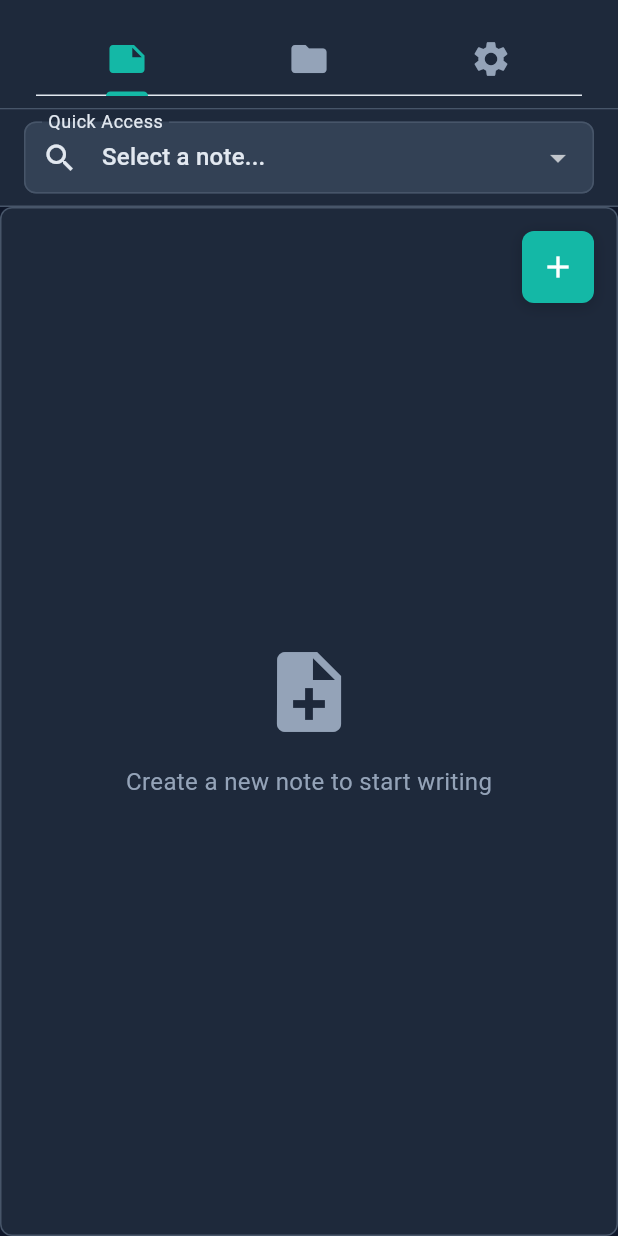
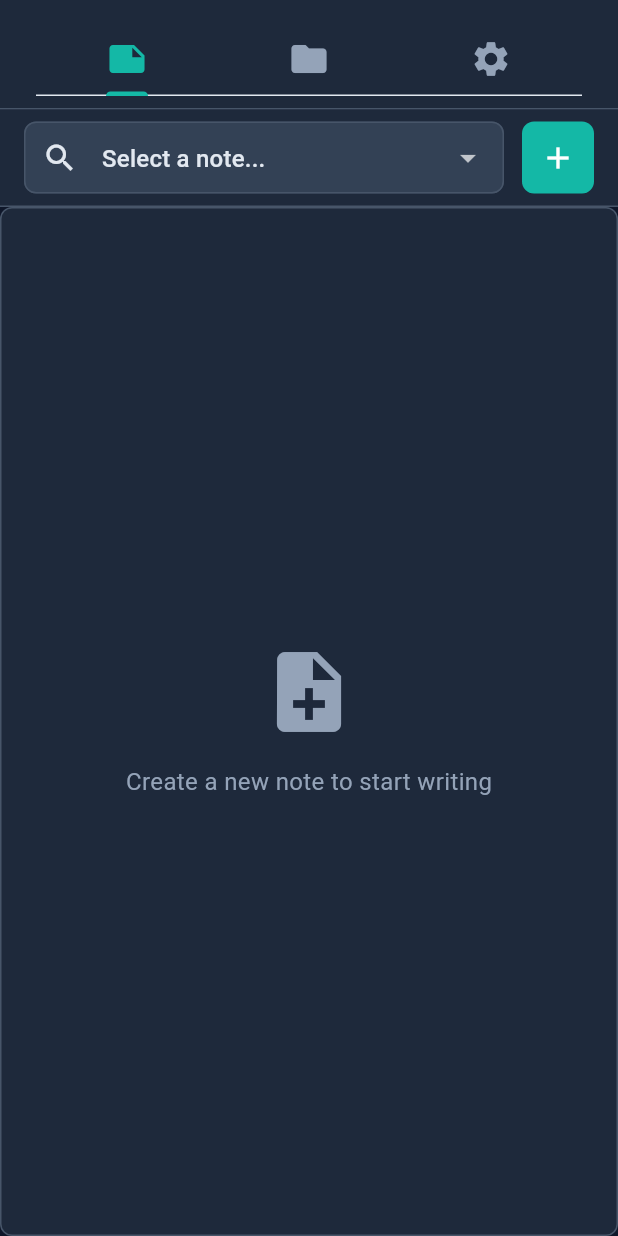
Before and after one commit to BenjaminViranin/northern-star, a Flutter app: the screen it shows after launch, on a phone screen of 412 x 824 dp. Run offline on Flutter 3.47's test engine with Material 3 defaults, Android fonts, the phone set to English and light mode, and no system bars; our stand-ins replace connectivity_plus, drift, equatable, file_picker, flutter_riverpod, rxdart and 2 more; missing offline and left inert: flutter_quill, sqlite3; accounts and stored records are empty; generated files the repository leaves out were written again.

Commit message:
Fix dropdown issues and add note management features
- Remove 'Quick Access' label from dropdown and move add button to same line
- Fix dropdown value validation to prevent 'exactly one item' error
- Add comprehensive note management menu (rename, move to group, delete)
- Create MoveNoteDialog for changing note categories
- Fix groups page navigation - clicking group cards now switches to notes tab with filter
- Improve UI layout with proper button positioning and spacing
- Add proper error handling and user feedback for all operations

```diff
--- /dev/null
+++ b/devtools_options.yaml
@@ -0,0 +1 @@
+extensions:
--- a/lib/presentation/widgets/groups_tab.dart
+++ b/lib/presentation/widgets/groups_tab.dart
@@ -42,7 +42,8 @@ class GroupsTab extends ConsumerWidget {
                           onTap: () {
                             // Set filter to this group and switch to notes tab
                             ref.read(selectedGroupProvider.notifier).state = group.id;
-                            // TODO: Switch to notes tab
+                            // Switch to notes tab
+                            DefaultTabController.of(context).animateTo(0);
                           },
                           child: Padding(
                             padding: const EdgeInsets.all(16),
--- a/lib/presentation/widgets/notes_tab.dart
+++ b/lib/presentation/widgets/notes_tab.dart
@@ -17,7 +17,7 @@ class NotesTab extends ConsumerWidget {
 
     return Column(
       children: [
-        // Quick Access Dropdown
+        // Notes Dropdown and Add Button
         Container(
           padding: const EdgeInsets.symmetric(horizontal: 16, vertical: 8),
           decoration: const BoxDecoration(
@@ -26,11 +26,14 @@ class NotesTab extends ConsumerWidget {
               bottom: BorderSide(color: AppTheme.border),
             ),
           ),
+          child: Row(
+            children: [
+              Expanded(
                 child: filteredNotes.when(
                   data: (notes) => DropdownButtonFormField<int?>(
-              value: currentNoteId,
+                    value: notes.any((note) => note.id == currentNoteId) ? currentNoteId : null,
                     decoration: const InputDecoration(
-                labelText: 'Quick Access',
+                      hintText: 'Select a note...',
                       prefixIcon: Icon(Icons.search),
                       border: OutlineInputBorder(),
                       contentPadding: EdgeInsets.symmetric(horizontal: 12, vertical: 8),
@@ -57,40 +60,26 @@ class NotesTab extends ConsumerWidget {
                   error: (error, stack) => Text('Error: $error'),
                 ),
               ),
-
-        // Main Content
-        Expanded(
-          child: Stack(
-            children: [
-              // Main Editor
-              RichTextEditor(noteId: currentNoteId),
-
-              // Floating Add Button
-              Positioned(
-                top: 16,
-                right: 16,
-                child: Container(
+              const SizedBox(width: 12),
+              Container(
                 width: 48,
                 height: 48,
                 decoration: BoxDecoration(
                   color: AppTheme.primaryTeal,
                   borderRadius: BorderRadius.circular(8),
-                    boxShadow: [
-                      BoxShadow(
-                        color: Colors.black.withOpacity(0.2),
-                        blurRadius: 8,
-                        offset: const Offset(0, 2),
-                      ),
-                    ],
                 ),
                 child: IconButton(
                   icon: const Icon(Icons.add, color: Colors.white),
                   onPressed: () => _showCreateNoteDialog(context, ref),
                 ),
               ),
-              ),
             ],
           ),
+        ),
+
+        // Main Content
+        Expanded(
+          child: RichTextEditor(noteId: currentNoteId),
         ),
       ],
     );
```
Also changed, not shown: lib/presentation/dialogs/move_note_dialog.dart (added, +141 -0 lines), lib/presentation/widgets/rich_text_editor.dart (+86 -0 lines). Lines whose indentation alone changed are shown as unchanged.
